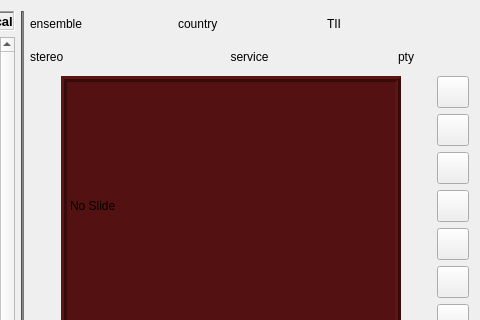
Before: the Qt Designer form forms/dabradio.ui in tomneda/DABstar, drawn with Qt 5; both pictures show x 179 to 659 and y 0 to 320 of the 659 by 481 pixel window.
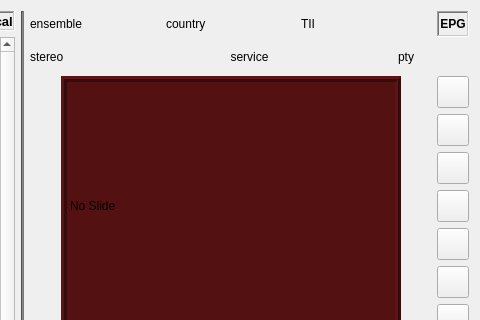
After: the same form once the commit is applied. Icons and pictures are not drawn. Custom widgets are drawn as their Qt base class.

Commit message: Shift EPG label to main windows

Diff of the .ui file:
```diff
--- a/forms/dabradio.ui
+++ b/forms/dabradio.ui
@@ -211,6 +211,34 @@
          </property>
         </widget>
        </item>
+       <item>
+        <widget class="QLabel" name="EPGLabel">
+         <property name="maximumSize">
+          <size>
+           <width>32</width>
+           <height>16777215</height>
+          </size>
+         </property>
+         <property name="font">
+          <font>
+           <weight>75</weight>
+           <bold>true</bold>
+          </font>
+         </property>
+         <property name="frameShape">
+          <enum>QFrame::WinPanel</enum>
+         </property>
+         <property name="frameShadow">
+          <enum>QFrame::Sunken</enum>
+         </property>
+         <property name="text">
+          <string>EPG</string>
+         </property>
+         <property name="alignment">
+          <set>Qt::AlignCenter</set>
+         </property>
+        </widget>
+       </item>
       </layout>
      </item>
      <item>
```
The commit also changes 3 other files.
